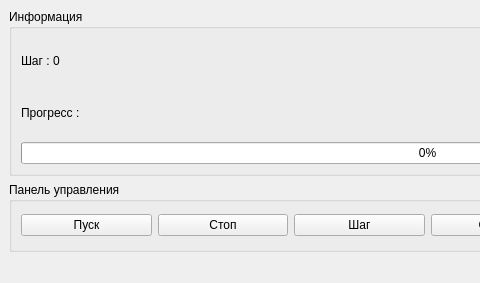
The window that gui/ui/MainWindow.ui (Niqee/MazeExplorer) describes before a commit, drawn with Qt 5; both pictures show x 0 to 480 and y 0 to 283 of the 855 by 283 pixel window.
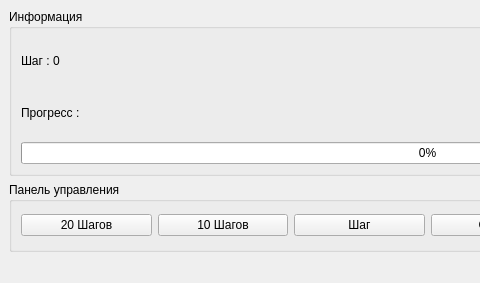
The same window after the commit.

Commit message:
Обновление гпи
Добавлен метод для загрузки лабиринта из файла, обновлены кнопки

```diff
--- a/gui/ui/MainWindow.ui
+++ b/gui/ui/MainWindow.ui
@@ -60,14 +60,14 @@
        <item>
         <widget class="QPushButton" name="StartBtn">
          <property name="text">
-          <string>Пуск</string>
+          <string>20 Шагов</string>
          </property>
         </widget>
        </item>
        <item>
         <widget class="QPushButton" name="StopBtn">
          <property name="text">
-          <string>Стоп</string>
+          <string>10 Шагов</string>
          </property>
         </widget>
        </item>
```
Left out of the diff: 4 changed lines with no effect on the pictures. The commit also changes 2 other files.
